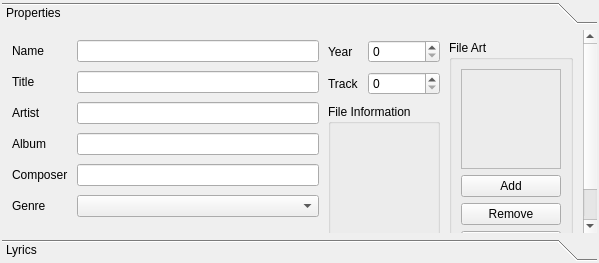
Old version of the form TagRename/Ui/MusicFilePropertiesWidget.ui in the repository suryakiran/Mp3Db.
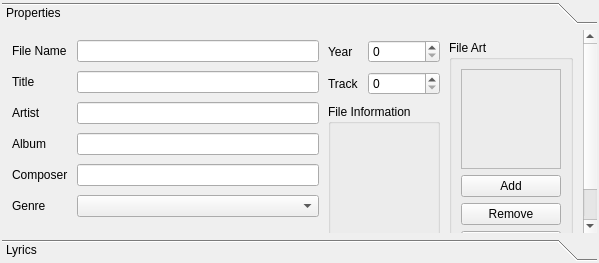
New version of the form.

What changed in the file:
```diff
--- a/TagRename/Ui/MusicFilePropertiesWidget.ui
+++ b/TagRename/Ui/MusicFilePropertiesWidget.ui
@@ -64,7 +64,7 @@
             <item row="0" column="0">
              <widget class="QLabel" name="label">
               <property name="text">
-               <string>Name</string>
+               <string>File Name</string>
               </property>
              </widget>
             </item>
```
Left out of the diff: 14 changed lines with no effect on the pictures.
